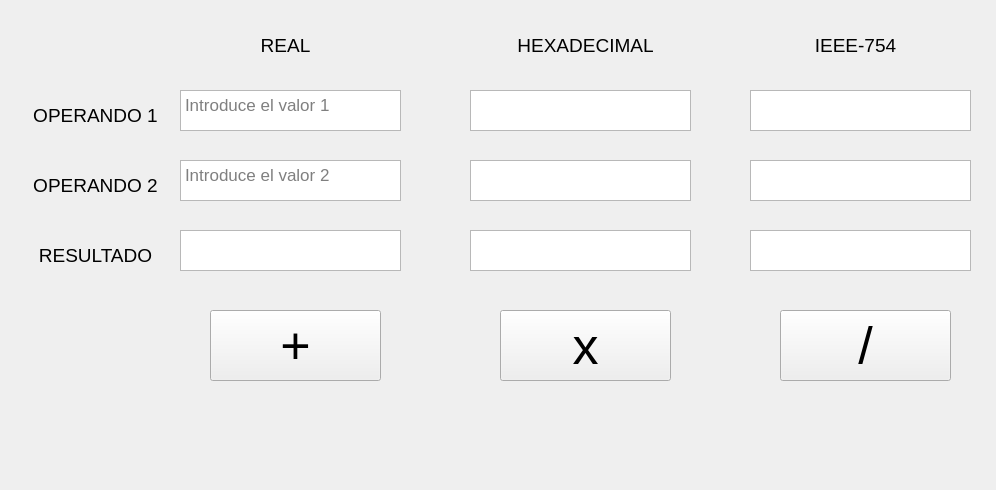
Old version of the form pract4/mainwindow.ui in the repository DanielGarcia9/Prac4_ARCO.
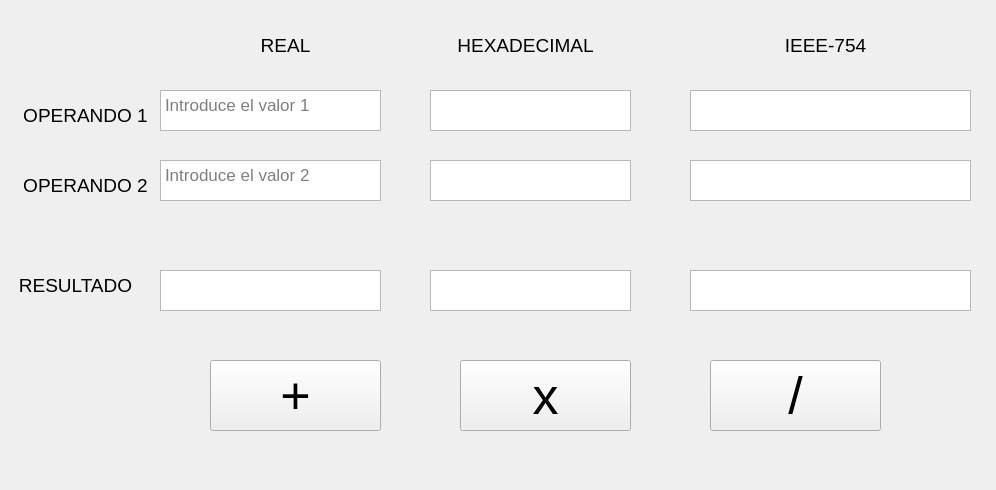
New version of the form.

Diff of the .ui file:
```diff
--- a/pract4/mainwindow.ui
+++ b/pract4/mainwindow.ui
@@ -17,7 +17,7 @@
    <widget class="QLabel" name="label">
     <property name="geometry">
      <rect>
-      <x>20</x>
+      <x>10</x>
       <y>90</y>
       <width>151</width>
       <height>51</height>
@@ -38,7 +38,7 @@
    <widget class="QLabel" name="label_2">
     <property name="geometry">
      <rect>
-      <x>20</x>
+      <x>10</x>
       <y>160</y>
       <width>151</width>
       <height>51</height>
@@ -60,7 +60,7 @@
     <property name="geometry">
      <rect>
       <x>210</x>
-      <y>310</y>
+      <y>360</y>
       <width>171</width>
       <height>71</height>
      </rect>
@@ -98,7 +98,7 @@
    <widget class="QLabel" name="label_4">
     <property name="geometry">
      <rect>
-      <x>510</x>
+      <x>450</x>
       <y>20</y>
       <width>151</width>
       <height>51</height>
@@ -119,7 +119,7 @@
    <widget class="QLabel" name="label_5">
     <property name="geometry">
      <rect>
-      <x>780</x>
+      <x>750</x>
       <y>20</y>
       <width>151</width>
       <height>51</height>
@@ -140,9 +140,9 @@
    <widget class="QTextBrowser" name="textOp1Hexa">
     <property name="geometry">
      <rect>
-      <x>470</x>
+      <x>430</x>
       <y>90</y>
-      <width>221</width>
+      <width>201</width>
       <height>41</height>
      </rect>
     </property>
@@ -150,9 +150,9 @@
    <widget class="QTextBrowser" name="textOp2Hexa">
     <property name="geometry">
      <rect>
-      <x>470</x>
+      <x>430</x>
       <y>160</y>
-      <width>221</width>
+      <width>201</width>
       <height>41</height>
      </rect>
     </property>
@@ -160,9 +160,9 @@
    <widget class="QTextBrowser" name="textOp1Bi">
     <property name="geometry">
      <rect>
-      <x>750</x>
+      <x>690</x>
       <y>90</y>
-      <width>221</width>
+      <width>281</width>
       <height>41</height>
      </rect>
     </property>
@@ -170,9 +170,9 @@
    <widget class="QTextBrowser" name="textOp2Bi">
     <property name="geometry">
      <rect>
-      <x>750</x>
+      <x>690</x>
       <y>160</y>
-      <width>221</width>
+      <width>281</width>
       <height>41</height>
      </rect>
     </property>
@@ -180,8 +180,8 @@
    <widget class="QLabel" name="label_6">
     <property name="geometry">
      <rect>
-      <x>20</x>
-      <y>230</y>
+      <x>0</x>
+      <y>260</y>
       <width>151</width>
       <height>51</height>
      </rect>
@@ -201,8 +201,8 @@
    <widget class="QTextBrowser" name="textReal">
     <property name="geometry">
      <rect>
-      <x>180</x>
-      <y>230</y>
+      <x>160</x>
+      <y>270</y>
       <width>221</width>
       <height>41</height>
      </rect>
@@ -211,9 +211,9 @@
    <widget class="QTextBrowser" name="textHexa">
     <property name="geometry">
      <rect>
-      <x>470</x>
-      <y>230</y>
-      <width>221</width>
+      <x>430</x>
+      <y>270</y>
+      <width>201</width>
       <height>41</height>
      </rect>
     </property>
@@ -221,9 +221,9 @@
    <widget class="QTextBrowser" name="textBi">
     <property name="geometry">
      <rect>
-      <x>750</x>
-      <y>230</y>
-      <width>221</width>
+      <x>690</x>
+      <y>270</y>
+      <width>281</width>
       <height>41</height>
      </rect>
     </property>
@@ -231,8 +231,8 @@
    <widget class="QPushButton" name="pushMult">
     <property name="geometry">
      <rect>
-      <x>500</x>
-      <y>310</y>
+      <x>460</x>
+      <y>360</y>
       <width>171</width>
       <height>71</height>
      </rect>
@@ -249,8 +249,8 @@
    <widget class="QPushButton" name="pushDiv">
     <property name="geometry">
      <rect>
-      <x>780</x>
-      <y>310</y>
+      <x>710</x>
+      <y>360</y>
       <width>171</width>
       <height>71</height>
      </rect>
@@ -267,7 +267,7 @@
    <widget class="QTextEdit" name="textOp1Real">
     <property name="geometry">
      <rect>
-      <x>180</x>
+      <x>160</x>
       <y>90</y>
       <width>221</width>
       <height>41</height>
@@ -285,7 +285,7 @@
    <widget class="QTextEdit" name="textOp2Real">
     <property name="geometry">
      <rect>
-      <x>180</x>
+      <x>160</x>
       <y>160</y>
       <width>221</width>
       <height>41</height>
```
